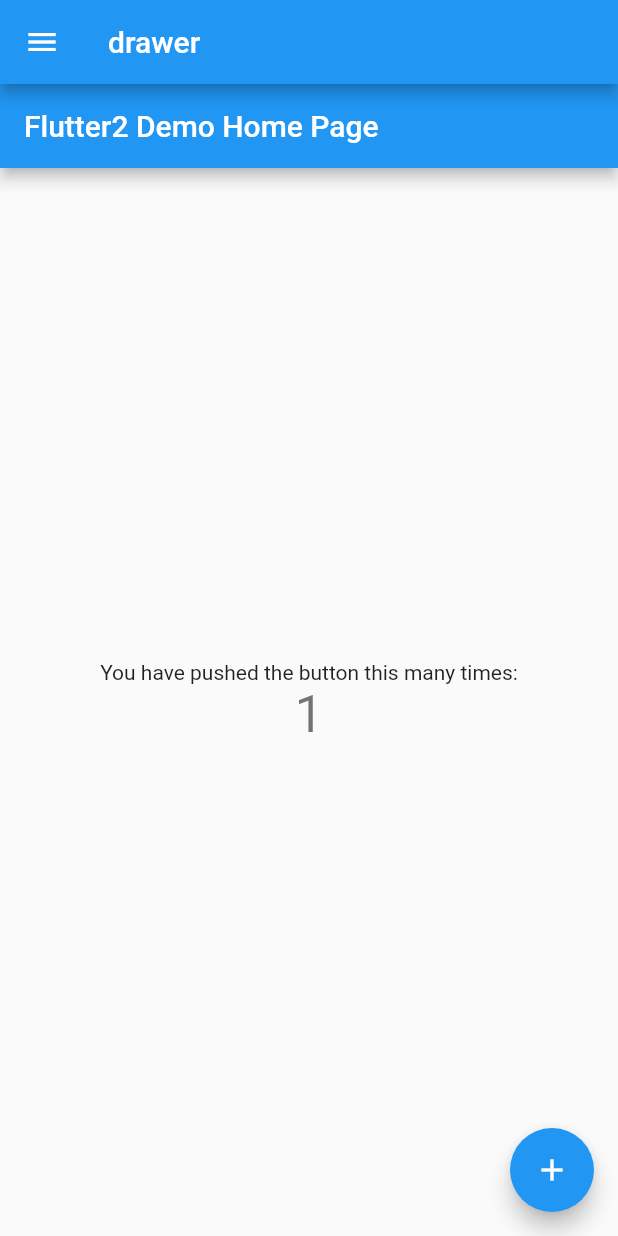
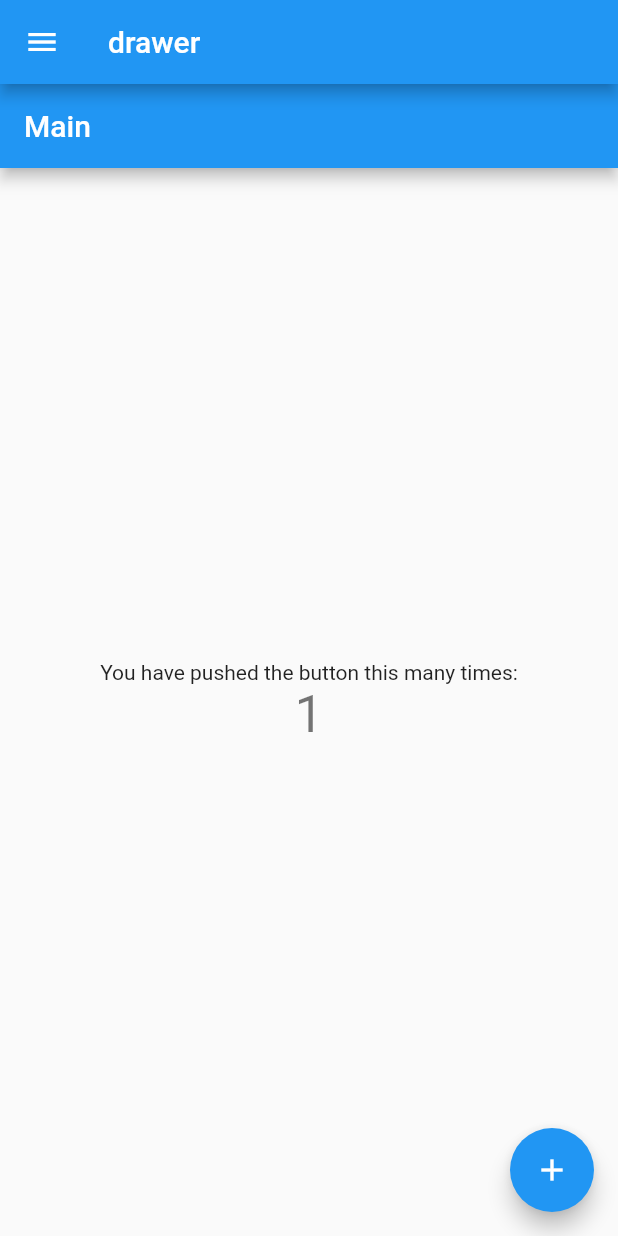
Before and after one commit to lijunjieone/flutterExample, a Flutter app: the screen it shows after launch, after a tap on the "add" icon, on a phone screen of 412 x 824 dp. Run offline on Flutter 3.47's test engine with Material 2 defaults, Android fonts, the phone set to English and light mode, and no system bars.

Commit message:
使用map来管理列表

```diff
--- a/lib/drawer.dart
+++ b/lib/drawer.dart
@@ -6,50 +6,56 @@ import 'package:flutter_app3/my.dart';
 import 'package:flutter_app3/home/home.dart';
 import 'package:flutter_app3/index/index.dart';
 
-
 class DrawerPage extends StatelessWidget {
   ContainerPage page = new ContainerPage();
+  Map<String, StatefulWidget> pages = new HashMap();
+
+  void init() {
+    pages["Main"] = new MyHomePage(title: "Main");
+    pages["Index"] = new Index();
+    pages["HttpList"] = new MyGetHttpData();
+  }
+
   @override
   Widget build(BuildContext context) {
-
+    init();
     return Scaffold(
       appBar: AppBar(title: Text("drawer")),
       body: page,
       drawer: Drawer(
-        child: ListView(
-        padding: EdgeInsets.zero,
-          children: <Widget>[
-            DrawerHeader(
+        child: new ListView.builder(
+            itemCount: pages.keys.length + 1,
+            itemBuilder: (BuildContext context, int index) {
+              if (index == 0) {
+                return new Container(
+                  child: new DrawerHeader(
                     child: Text("Some Examples"),
                     decoration: BoxDecoration(
-                color:Colors.blue,
+                      color: Colors.blue,
                     ),
                   ),
-            ListTile(
-              title: Text("Navigation"),
+                );
+              } else {
+                String key = pages.keys.elementAt(index - 1);
+                return new Container(
+                  child: new Center(
+                    child: new Column(
+                      crossAxisAlignment: CrossAxisAlignment.stretch,
+                      children: <Widget>[
+                        new ListTile(
+                          title: new Text(key),
                           onTap: () {
                             Navigator.pop(context);
-
-              page.changeItem(0);
-              },
-            ),
-            ListTile(
-              title: Text("MainPage"),
-              onTap: () {
-                Navigator.pop(context);
-                page.changeItem(1);
-              },
-            ),
-
-            ListTile(
-              title: Text("GetListFromNetwork"),
-              onTap: () {
-                Navigator.pop(context);
-                page.changeItem(2);
+//                            page.changeItem(index);
+                            page.changeWidget(pages[key]);
                           },
                         )
                       ],
                     ),
+                  ),
+                );
+              }
+            }),
       ),
     );
   }
@@ -63,59 +69,29 @@ class ContainerPage extends StatefulWidget {
     return state;
   }
 
-
-  void changeItem(int index) {
-    state.changeItem(index);
+  void changeWidget(StatefulWidget widget) {
+    state.changeWidget(widget);
+  }
 }
 
-}
-
-
-class _ContainerPageState extends State<ContainerPage> with TickerProviderStateMixin {
-  int _currentIndex = 1;
-  List<StatefulWidget> _pageList;
-  StatefulWidget _currentPage;
-
+class _ContainerPageState extends State<ContainerPage>
+    with TickerProviderStateMixin {
+  StatefulWidget _currentPage =new MyHomePage(title: "Main");
   @override
   void initState() {
     super.initState();
-
-    _pageList = [
-      new Index(),
-      new MyHomePage(title: 'Flutter2 Demo Home Page'),
-      new MyGetHttpData(),
-    ];
-
-    _currentPage = _pageList[_currentIndex];
   }
 
-
-  void changeItem(int index) {
-
+  void changeWidget(StatefulWidget widget) {
     setState(() {
-      _currentIndex = index;
-      _currentPage = _pageList[_currentIndex];
+      _currentPage = widget;
     });
-//    _rebuild();
-
   }
 
-  void _rebuild() {
-    setState(() {
-
-    });
-  }
   @override
   Widget build(BuildContext context) {
-
     return new Scaffold(
-      body: new Center(
-        child: _currentPage
-      ),
+      body: new Center(child: _currentPage),
     );
-
-
-
   }
-
 }
```
Also changed, not shown: 1 other file. Lines whose indentation alone changed are shown as unchanged.
